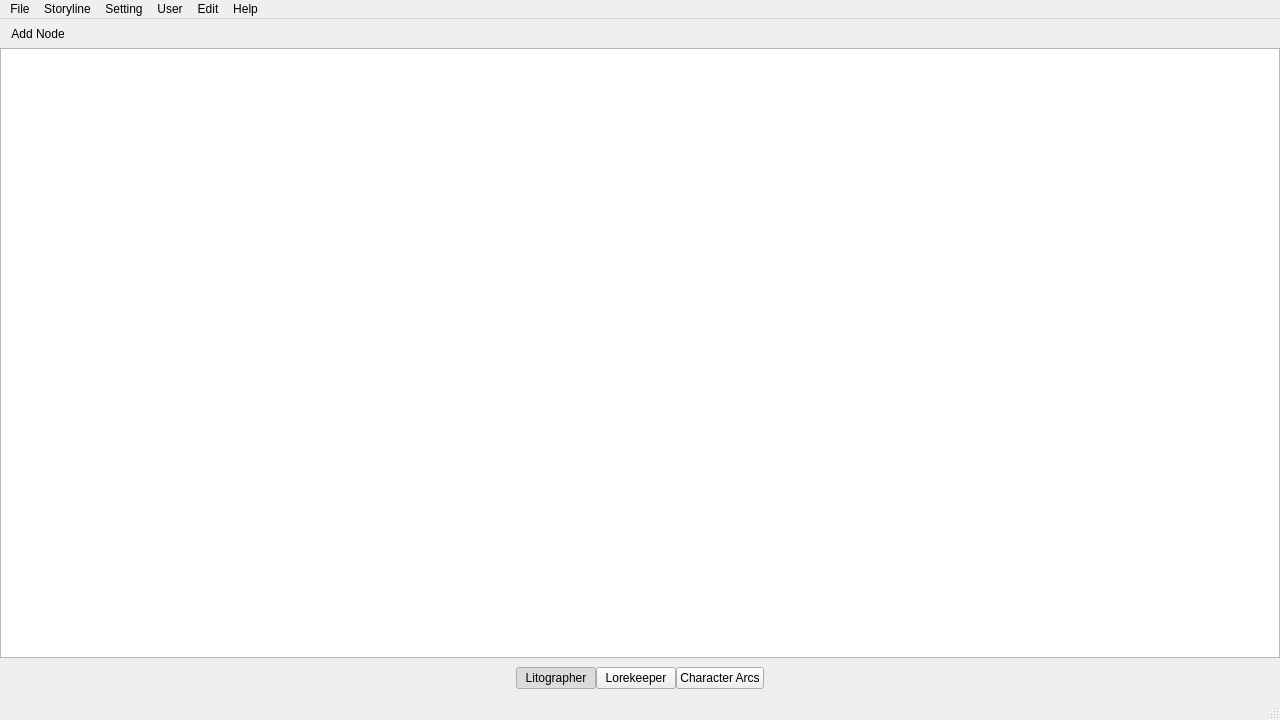
Above: storymaster/view/common/storymaster_main.ui from Bohndiggin/storymaster before the change. Below: the same form after it.
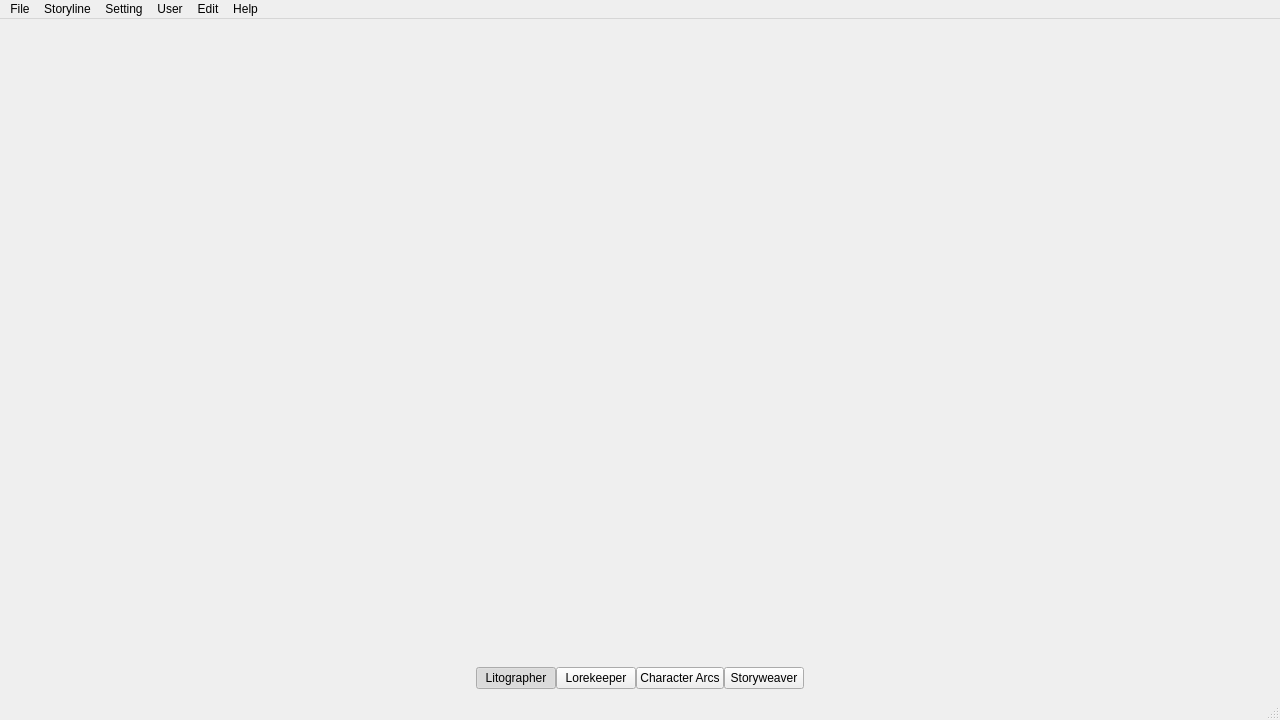
That is the form after the change. The open tabs and pages were chosen to show the change.

```diff
--- a/storymaster/view/common/storymaster_main.ui
+++ b/storymaster/view/common/storymaster_main.ui
@@ -75,6 +75,7 @@
         </item>
        </layout>
       </widget>
+      <widget class="QWidget" name="storyweaverPage"/>
      </widget>
     </item>
     <item>
@@ -172,6 +173,22 @@
          </attribute>
         </widget>
        </item>
+       <item>
+        <widget class="QPushButton" name="storyweaverNavButton">
+         <property name="text">
+          <string>Storyweaver</string>
+         </property>
+         <property name="checkable">
+          <bool>true</bool>
+         </property>
+         <property name="autoExclusive">
+          <bool>true</bool>
+         </property>
+         <attribute name="buttonGroup">
+          <string notr="true">navButtonGroup</string>
+         </attribute>
+        </widget>
+       </item>
        <item>
         <spacer name="horizontalSpacer_2">
          <property name="orientation">
```
